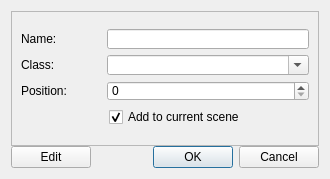
JAntn/wblocks, file FW/UI/addrecord.ui: the form before one commit.
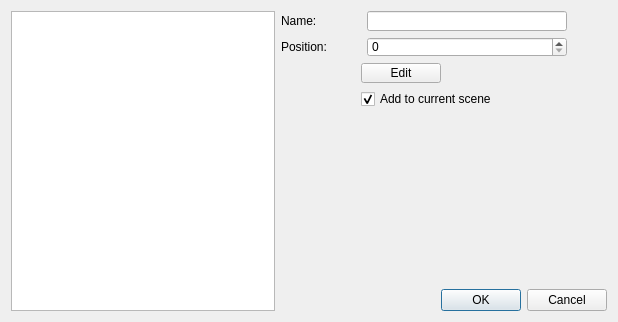
The form after the commit.

```diff
--- a/FW/UI/addrecord.ui
+++ b/FW/UI/addrecord.ui
@@ -6,8 +6,8 @@
    <rect>
     <x>0</x>
     <y>0</y>
-    <width>330</width>
-    <height>179</height>
+    <width>618</width>
+    <height>320</height>
    </rect>
   </property>
   <property name="windowTitle">
@@ -15,27 +15,28 @@
   </property>
   <layout class="QVBoxLayout" name="verticalLayout_2">
    <item>
-    <layout class="QVBoxLayout" name="verticalLayout_3">
-     <property name="spacing">
-      <number>0</number>
-     </property>
+    <layout class="QHBoxLayout" name="TopLayout">
      <item>
-      <widget class="QFrame" name="frame">
-       <property name="sizePolicy">
-        <sizepolicy hsizetype="Expanding" vsizetype="Expanding">
-         <horstretch>0</horstretch>
-         <verstretch>0</verstretch>
-        </sizepolicy>
+      <widget class="QListView" name="ListView">
+       <property name="minimumSize">
+        <size>
+         <width>200</width>
+         <height>300</height>
+        </size>
        </property>
-       <property name="frameShape">
-        <enum>QFrame::StyledPanel</enum>
+       <property name="editTriggers">
+        <set>QAbstractItemView::NoEditTriggers</set>
        </property>
-       <property name="frameShadow">
-        <enum>QFrame::Raised</enum>
+       <property name="alternatingRowColors">
+        <bool>true</bool>
        </property>
-       <layout class="QVBoxLayout" name="verticalLayout_4">
+       <property name="selectionBehavior">
+        <enum>QAbstractItemView::SelectRows</enum>
+       </property>
+      </widget>
+     </item>
         <item>
-         <layout class="QVBoxLayout" name="verticalLayout">
+      <layout class="QVBoxLayout" name="RightLayout">
           <item>
            <layout class="QHBoxLayout" name="horizontalLayout_4">
             <item>
@@ -67,53 +68,24 @@
               </property>
               <property name="maximumSize">
                <size>
-                <width>16777215</width>
-                <height>20</height>
-               </size>
-              </property>
-             </widget>
-            </item>
-           </layout>
-          </item>
-          <item>
-           <layout class="QHBoxLayout" name="horizontalLayout_3">
-            <item>
-             <widget class="QLabel" name="label_2">
-              <property name="minimumSize">
-               <size>
-                <width>80</width>
-                <height>20</height>
-               </size>
-              </property>
-              <property name="maximumSize">
-               <size>
-                <width>80</width>
-                <height>20</height>
-               </size>
-              </property>
-              <property name="text">
-               <string>Class:</string>
-              </property>
-             </widget>
-            </item>
-            <item>
-             <widget class="QComboBox" name="ComboBox">
-              <property name="minimumSize">
-               <size>
                 <width>200</width>
                 <height>20</height>
                </size>
               </property>
-              <property name="maximumSize">
+          </widget>
+         </item>
+         <item>
+          <spacer name="horizontalSpacer_7">
+           <property name="orientation">
+            <enum>Qt::Horizontal</enum>
+           </property>
+           <property name="sizeHint" stdset="0">
                <size>
-                <width>16777215</width>
+             <width>40</width>
                 <height>20</height>
                </size>
               </property>
-              <property name="editable">
-               <bool>true</bool>
-              </property>
-             </widget>
+          </spacer>
             </item>
            </layout>
           </item>
@@ -148,11 +120,76 @@
               </property>
               <property name="maximumSize">
                <size>
-                <width>16777215</width>
+             <width>200</width>
                 <height>20</height>
                </size>
               </property>
              </widget>
+         </item>
+         <item>
+          <spacer name="horizontalSpacer_6">
+           <property name="orientation">
+            <enum>Qt::Horizontal</enum>
+           </property>
+           <property name="sizeHint" stdset="0">
+            <size>
+             <width>40</width>
+             <height>20</height>
+            </size>
+           </property>
+          </spacer>
+         </item>
+        </layout>
+       </item>
+       <item>
+        <layout class="QHBoxLayout" name="horizontalLayout_3">
+         <item>
+          <spacer name="horizontalSpacer_4">
+           <property name="orientation">
+            <enum>Qt::Horizontal</enum>
+           </property>
+           <property name="sizeType">
+            <enum>QSizePolicy::Fixed</enum>
+           </property>
+           <property name="sizeHint" stdset="0">
+            <size>
+             <width>80</width>
+             <height>20</height>
+            </size>
+           </property>
+          </spacer>
+         </item>
+         <item>
+          <widget class="QPushButton" name="EditButton">
+           <property name="minimumSize">
+            <size>
+             <width>80</width>
+             <height>20</height>
+            </size>
+           </property>
+           <property name="maximumSize">
+            <size>
+             <width>80</width>
+             <height>20</height>
+            </size>
+           </property>
+           <property name="text">
+            <string>Edit</string>
+           </property>
+          </widget>
+         </item>
+         <item>
+          <spacer name="horizontalSpacer_3">
+           <property name="orientation">
+            <enum>Qt::Horizontal</enum>
+           </property>
+           <property name="sizeHint" stdset="0">
+            <size>
+             <width>40</width>
+             <height>20</height>
+            </size>
+           </property>
+          </spacer>
             </item>
            </layout>
           </item>
@@ -165,7 +202,7 @@
               </property>
               <property name="sizeHint" stdset="0">
                <size>
-                <width>40</width>
+             <width>80</width>
                 <height>20</height>
                </size>
               </property>
@@ -179,6 +216,12 @@
                 <height>20</height>
                </size>
               </property>
+           <property name="maximumSize">
+            <size>
+             <width>200</width>
+             <height>20</height>
+            </size>
+           </property>
               <property name="text">
                <string>Add to current scene</string>
               </property>
@@ -187,22 +230,36 @@
               </property>
              </widget>
             </item>
-           </layout>
+         <item>
+          <spacer name="horizontalSpacer_5">
+           <property name="orientation">
+            <enum>Qt::Horizontal</enum>
+           </property>
+           <property name="sizeHint" stdset="0">
+            <size>
+             <width>40</width>
+             <height>20</height>
+            </size>
+           </property>
+          </spacer>
           </item>
          </layout>
         </item>
-       </layout>
-      </widget>
+       <item>
+        <spacer name="verticalSpacer">
+         <property name="orientation">
+          <enum>Qt::Vertical</enum>
+         </property>
+         <property name="sizeHint" stdset="0">
+          <size>
+           <width>20</width>
+           <height>40</height>
+          </size>
+         </property>
+        </spacer>
      </item>
      <item>
       <layout class="QHBoxLayout" name="horizontalLayout">
-       <item>
-        <widget class="QPushButton" name="EditButton">
-         <property name="text">
-          <string>Edit</string>
-         </property>
-        </widget>
-       </item>
        <item>
         <spacer name="horizontalSpacer">
          <property name="orientation">
@@ -231,6 +288,8 @@
           <set>QDialogButtonBox::Cancel|QDialogButtonBox::Ok</set>
          </property>
         </widget>
+         </item>
+        </layout>
        </item>
       </layout>
      </item>
```
Left out of the diff: 4 changed lines with no effect on the pictures. Lines whose indentation alone changed are shown as unchanged.
